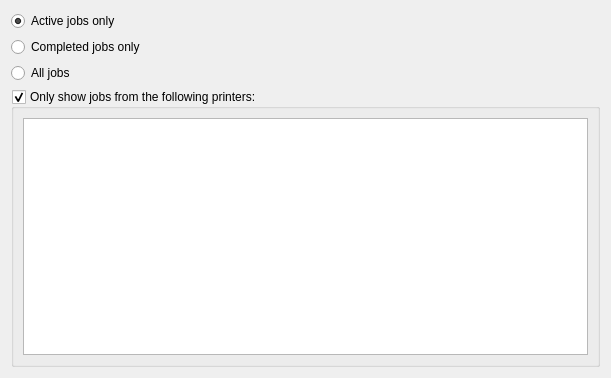
Before: the Qt Designer form plasmoid/package/contents/ui/config.ui in KDE/print-manager, drawn with Qt 5.
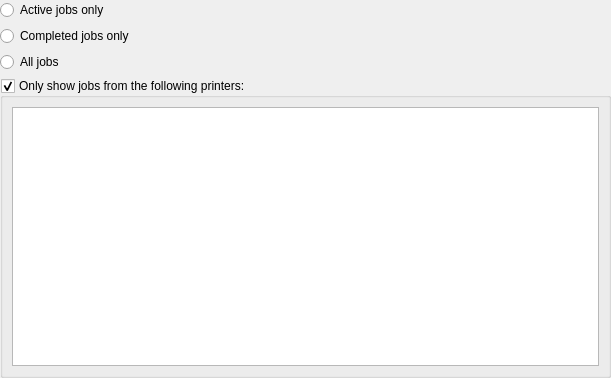
After: the same form once the commit is applied. Custom widgets are drawn as their Qt base class.

Commit message: Remove unneded spaces

Patch:
```diff
--- a/plasmoid/package/contents/ui/config.ui
+++ b/plasmoid/package/contents/ui/config.ui
@@ -11,6 +11,9 @@
    </rect>
   </property>
   <layout class="QGridLayout" name="gridLayout">
+   <property name="margin">
+    <number>0</number>
+   </property>
    <item row="3" column="0">
     <widget class="QGroupBox" name="kcfg_filterPrinters">
      <property name="title">
@@ -49,9 +52,6 @@
      <property name="text">
       <string>Active jobs only</string>
      </property>
-     <property name="checked">
-      <bool>true</bool>
-     </property>
     </widget>
    </item>
   </layout>
```
